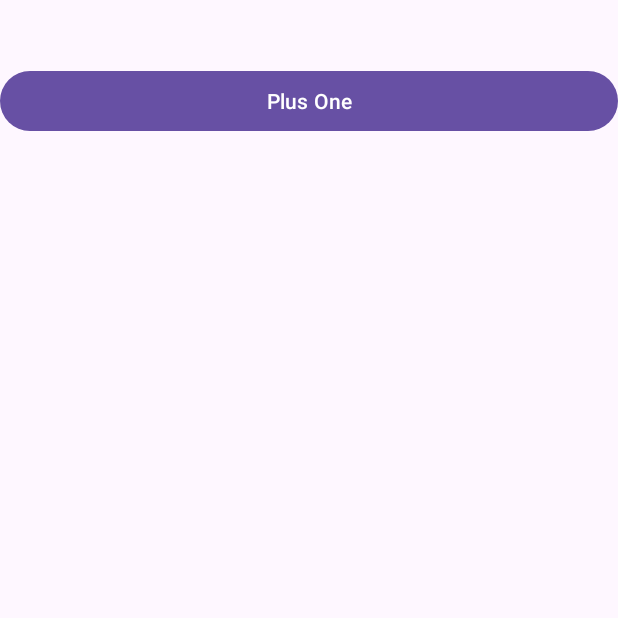
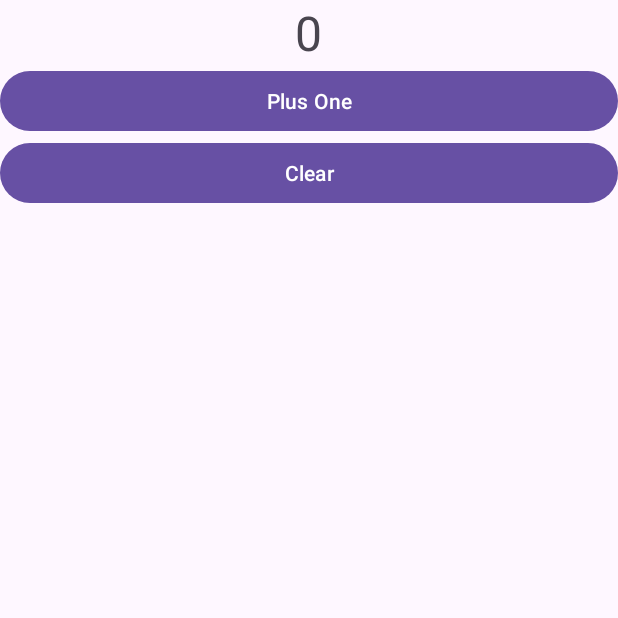
Before and after one commit to AKA-LinCoder/KotlinLearning, an Android app: the CounterActivity screen opened directly, with no data from a screen before it, on a phone screen of 412 x 824 dp, the top half of it. Run offline under Robolectric (Android 15) with nearby library versions, the phone set to English and light mode, and no system bars.

Commit message:
viewmodel传递参数

```diff
--- a/app/src/main/java/jetpack/CounterActivity.kt
+++ b/app/src/main/java/jetpack/CounterActivity.kt
@@ -1,5 +1,7 @@
 package jetpack
 
+import android.content.Context
+import android.content.SharedPreferences
 import android.os.Bundle
 import androidx.activity.enableEdgeToEdge
 import androidx.appcompat.app.AppCompatActivity
@@ -8,11 +10,14 @@ import androidx.core.view.WindowInsetsCompat
 import androidx.lifecycle.ViewModelProvider
 import com.echo.kotlinlearning.R
 import com.echo.kotlinlearning.databinding.ActivityCounterBinding
+import androidx.core.content.edit
 
 class CounterActivity : AppCompatActivity() {
     private lateinit var binding: ActivityCounterBinding
 
     private lateinit var viewModel: MainViewModel
+
+    private lateinit var sp: SharedPreferences
 
 
     override fun onCreate(savedInstanceState: Bundle?) {
@@ -20,15 +25,28 @@ class CounterActivity : AppCompatActivity() {
         enableEdgeToEdge()
         binding = ActivityCounterBinding.inflate(layoutInflater)
         setContentView(binding.root)
-        viewModel = ViewModelProvider(this).get(MainViewModel::class.java)
+        sp = getPreferences(Context.MODE_PRIVATE)
+        val countReserved = sp.getInt("count", 0)
+        viewModel = ViewModelProvider(this, MainViewModelFactory(countReserved)).get(MainViewModel::class.java)
         binding.plusOneBtn.setOnClickListener {
             viewModel.counter++
             refreshCounter()
 
         }
+        binding.clearBtn.setOnClickListener {
+            viewModel.counter = 0
+            refreshCounter()
+        }
+        refreshCounter()
 
     }
     private fun refreshCounter(){
         binding.infoText.text = viewModel.counter.toString()
     }
+
+
+    override fun onPause() {
+        super.onPause()
+        sp.edit { putInt("count", viewModel.counter) }
+    }
 }
--- /dev/null
+++ b/app/src/main/java/jetpack/MainViewModelFactory.kt
@@ -0,0 +1,9 @@
+package jetpack
+
+import androidx.lifecycle.ViewModelProvider
+
+class MainViewModelFactory(private var countReserved:Int): ViewModelProvider.Factory {
+    override fun <T : androidx.lifecycle.ViewModel> create(modelClass: Class<T>): T {
+        return MainViewModel(countReserved) as T
+    }
+}
--- a/app/src/main/res/layout/activity_counter.xml
+++ b/app/src/main/res/layout/activity_counter.xml
@@ -16,4 +16,11 @@
         android:layout_height="wrap_content"
         android:layout_gravity="center_horizontal"
         android:text="Plus One"/>
+    <Button
+        android:id="@+id/clearBtn"
+        android:layout_width="match_parent"
+        android:layout_height="wrap_content"
+        android:layout_gravity="center_horizontal"
+        android:text="Clear"/>
+
 </LinearLayout>
```
